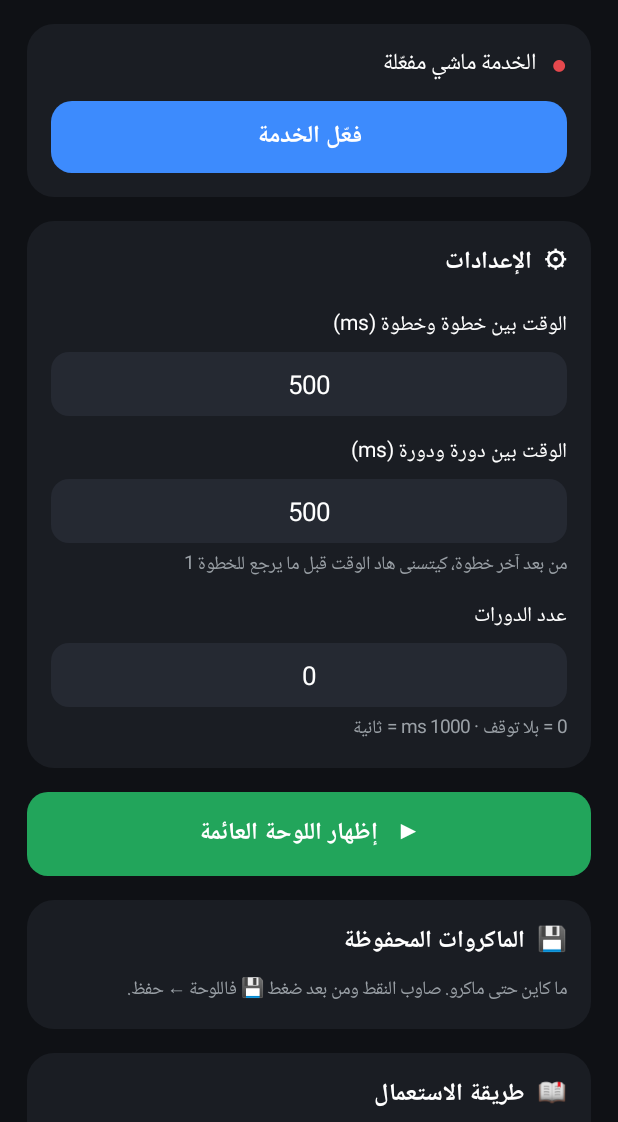
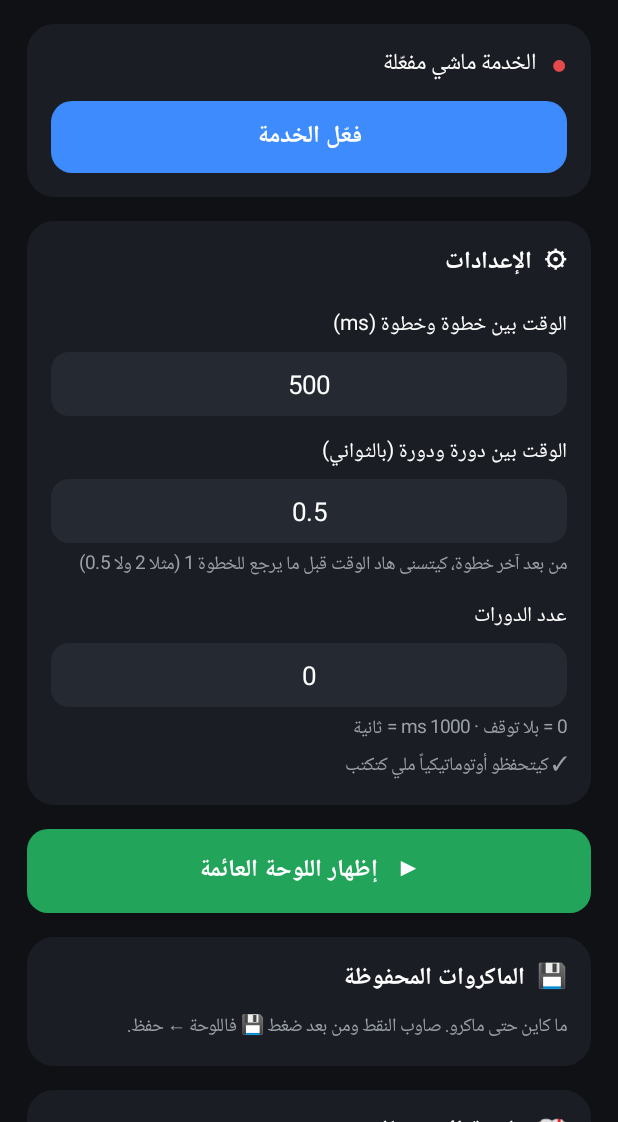
Before and after one commit to elghafouliayoub07-ux/AB-AutoClicker, an Android app: the screen it shows after launch (MainActivity), after a tap on "▶ إظهار اللوحة العائمة", on a phone screen of 412 x 824 dp, the part 114-1236 px from its top. Run offline under Robolectric (Android 15) with nearby library versions, the phone set to English and light mode, and no system bars; 1 other tap on this screen came first.

Commit message:
v1.6: autosave settings (fixes cycle interval), cycle interval in seconds, sleep keeps only wake button, bigger panel buttons
Co-Authored-By: Claude Opus 5.5 <noreply@anthropic.com>
Claude-Session: https://claude.ai/code/session_017pbWtYAsUurxdvMeAAHb8M

```diff
--- a/app/build.gradle
+++ b/app/build.gradle
@@ -10,8 +10,8 @@ android {
         applicationId 'ma.ab.autoclicker'
         minSdk 24
         targetSdk 34
-        versionCode 6
-        versionName '1.5'
+        versionCode 7
+        versionName '1.6'
     }
 
     buildTypes {
--- a/app/src/main/java/ma/ab/autoclicker/MainActivity.java
+++ b/app/src/main/java/ma/ab/autoclicker/MainActivity.java
@@ -127,16 +127,28 @@ public class MainActivity extends Activity {
         settings.addView(label("الوقت بين خطوة وخطوة (ms)"));
         intervalInput = number(String.valueOf(prefs.getLong(KEY_INTERVAL, 500)));
         settings.addView(intervalInput);
-        settings.addView(label("الوقت بين دورة ودورة (ms)"));
-        cycleIntervalInput = number(String.valueOf(prefs.getLong(KEY_CYCLE_INTERVAL,
+        settings.addView(label("الوقت بين دورة ودورة (بالثواني)"));
+        cycleIntervalInput = number(secondsText(prefs.getLong(KEY_CYCLE_INTERVAL,
                 prefs.getLong(KEY_INTERVAL, 500))));
+        cycleIntervalInput.setInputType(InputType.TYPE_CLASS_NUMBER | InputType.TYPE_NUMBER_FLAG_DECIMAL);
         settings.addView(cycleIntervalInput);
-        settings.addView(hint("من بعد آخر خطوة، كيتسنى هاد الوقت قبل ما يرجع للخطوة 1"));
+        settings.addView(hint("من بعد آخر خطوة، كيتسنى هاد الوقت قبل ما يرجع للخطوة 1 (مثلا 2 ولا 0.5)"));
         settings.addView(label("عدد الدورات"));
         cyclesInput = number(String.valueOf(prefs.getLong(KEY_CYCLES, 0)));
         settings.addView(cyclesInput);
         settings.addView(hint("0 = بلا توقف · 1000 ms = ثانية"));
+        settings.addView(hint("✓ كيتحفظو أوتوماتيكياً ملي كتكتب"));
         root.addView(settings);
+
+        // حفظ أوتوماتيكي ملي كيتبدل أي رقم
+        android.text.TextWatcher autosave = new android.text.TextWatcher() {
+            public void beforeTextChanged(CharSequence c, int a, int b, int d) { }
+            public void onTextChanged(CharSequence c, int a, int b, int d) { }
+            public void afterTextChanged(android.text.Editable e) { saveSettings(); }
+        };
+        intervalInput.addTextChangedListener(autosave);
+        cycleIntervalInput.addTextChangedListener(autosave);
+        cyclesInput.addTextChangedListener(autosave);
 
         TextView start = button("▶   إظهار اللوحة العائمة", GREEN, v -> saveAndShow());
         LinearLayout.LayoutParams sp = full();
@@ -156,7 +168,7 @@ public class MainActivity extends Activity {
         LinearLayout help = card();
         help.addView(sectionTitle("📖  طريقة الاستعمال"));
         help.addView(helpRow("▶", 0xFF22A55B, "تشغيل / إيقاف"));
-        help.addView(helpRow("☾", 0xFF334155, "نوم: اللوحة والنقط كيبقاو ظاهرين ولكن ما كيتلمسوش"));
+        help.addView(helpRow("☾", 0xFF334155, "نوم: النقط ما كيتلمسوش، وكيبقى غير زر ☀ باش توقظ"));
         help.addView(helpRow("+", 0xFF3D8BFD, "زيد خطوة جديدة"));
         help.addView(helpRow("++", 0xFFA855F7, "نقر متعدد: نقطة كتنقر مع اللي قبلها فنفس اللحظة"));
         help.addView(helpRow("−", 0xFFF59E0B, "حيد آخر نقطة"));
@@ -164,7 +176,7 @@ public class MainActivity extends Activity {
         help.addView(helpRow("✕", 0xFF5F6368, "سد اللوحة"));
         help.addView(hint("\n• لمسة قصيرة على النقطة كتحل الإعدادات ديالها: عدد النقرات، الوقت بين نقرة ونقرة، "
                 + "والنقر المتعدد.\n"
-                + "• باش توقظ اللوحة من النوم: من الإشعار ولا من هاد الصفحة.\n"
+                + "• باش توقظ: ضغط ☀ فاللوحة (ولا من الإشعار).\n"
                 + "• ملي كيخدم الماكرو كيبقاو غير ▶ و ☾.\n"
                 + "• جر اللوحة من أي زر فيها."));
         root.addView(help);
@@ -194,6 +206,11 @@ public class MainActivity extends Activity {
     @Override
     protected void onResume() {
         super.onResume();
+        // نرجعو القيم من الحفظ (ممكن تبدلو من اللوحة ملي تحمّل ماكرو)
+        SharedPreferences prefs = getSharedPreferences(PREFS, MODE_PRIVATE);
+        intervalInput.setText(String.valueOf(prefs.getLong(KEY_INTERVAL, 500)));
+        cycleIntervalInput.setText(secondsText(prefs.getLong(KEY_CYCLE_INTERVAL, 500)));
+        cyclesInput.setText(String.valueOf(prefs.getLong(KEY_CYCLES, 0)));
         refreshStatus();
         refreshMacros();
     }
@@ -238,7 +255,8 @@ public class MainActivity extends Activity {
             name.setTypeface(Typeface.DEFAULT_BOLD);
             info.addView(name);
             info.addView(text((p == null ? 0 : p.length()) + " نقط · "
-                    + m.optLong("interval") + " / " + m.optLong("cycleInterval") + " ms", 12, MUTED));
+                    + m.optLong("interval") + " ms بين الخطوات · "
+                    + secondsText(m.optLong("cycleInterval")) + " ث بين الدورات", 12, MUTED));
             row.addView(info, new LinearLayout.LayoutParams(0,
                     LinearLayout.LayoutParams.WRAP_CONTENT, 1f));
 
@@ -257,7 +275,7 @@ public class MainActivity extends Activity {
         if (m == null) return;
         MacroStore.applySettings(this, m);
         intervalInput.setText(String.valueOf(m.optLong("interval", 500)));
-        cycleIntervalInput.setText(String.valueOf(m.optLong("cycleInterval", 500)));
+        cycleIntervalInput.setText(secondsText(m.optLong("cycleInterval", 500)));
         cyclesInput.setText(String.valueOf(m.optLong("cycles", 0)));
         ClickService s = ClickService.instance;
         if (s == null) {
@@ -285,17 +303,42 @@ public class MainActivity extends Activity {
                 .show();
     }
 
-    private void saveAndShow() {
+    /** 1500 ms ← "1.5" */
+    static String secondsText(long ms) {
+        if (ms % 1000 == 0) return String.valueOf(ms / 1000);
+        String s = String.valueOf(ms / 1000.0);
+        return s.contains(".") ? s.replaceAll("0+$", "").replaceAll("\\.$", "") : s;
+    }
+
+    private long parseSeconds(EditText e, long defMs) {
+        try {
+            String t = e.getText().toString().trim().replace(',', '.');
+            return Math.round(Double.parseDouble(t) * 1000);
+        } catch (Exception ex) {
+            return defMs;
+        }
+    }
+
+    /** كيحفظ الإعدادات مباشرة (الماكرو كيقراهم ملي كتضغط ▶). */
+    private void saveSettings() {
         long interval = Math.max(MIN_INTERVAL, parse(intervalInput, 500));
-        long cycleInterval = Math.max(MIN_INTERVAL, parse(cycleIntervalInput, interval));
+        long cycleInterval = Math.max(MIN_INTERVAL, parseSeconds(cycleIntervalInput, interval));
         long cycles = Math.max(0, parse(cyclesInput, 0));
-        intervalInput.setText(String.valueOf(interval));
-        cycleIntervalInput.setText(String.valueOf(cycleInterval));
         getSharedPreferences(PREFS, MODE_PRIVATE).edit()
                 .putLong(KEY_INTERVAL, interval)
                 .putLong(KEY_CYCLE_INTERVAL, cycleInterval)
                 .putLong(KEY_CYCLES, cycles)
                 .apply();
+    }
+
+    @Override
+    protected void onPause() {
+        super.onPause();
+        saveSettings();
+    }
+
+    private void saveAndShow() {
+        saveSettings();
 
         ClickService s = ClickService.instance;
         if (s == null) {
```
Also changed, not shown: app/src/main/java/ma/ab/autoclicker/ClickService.java (+29 -20 lines).
